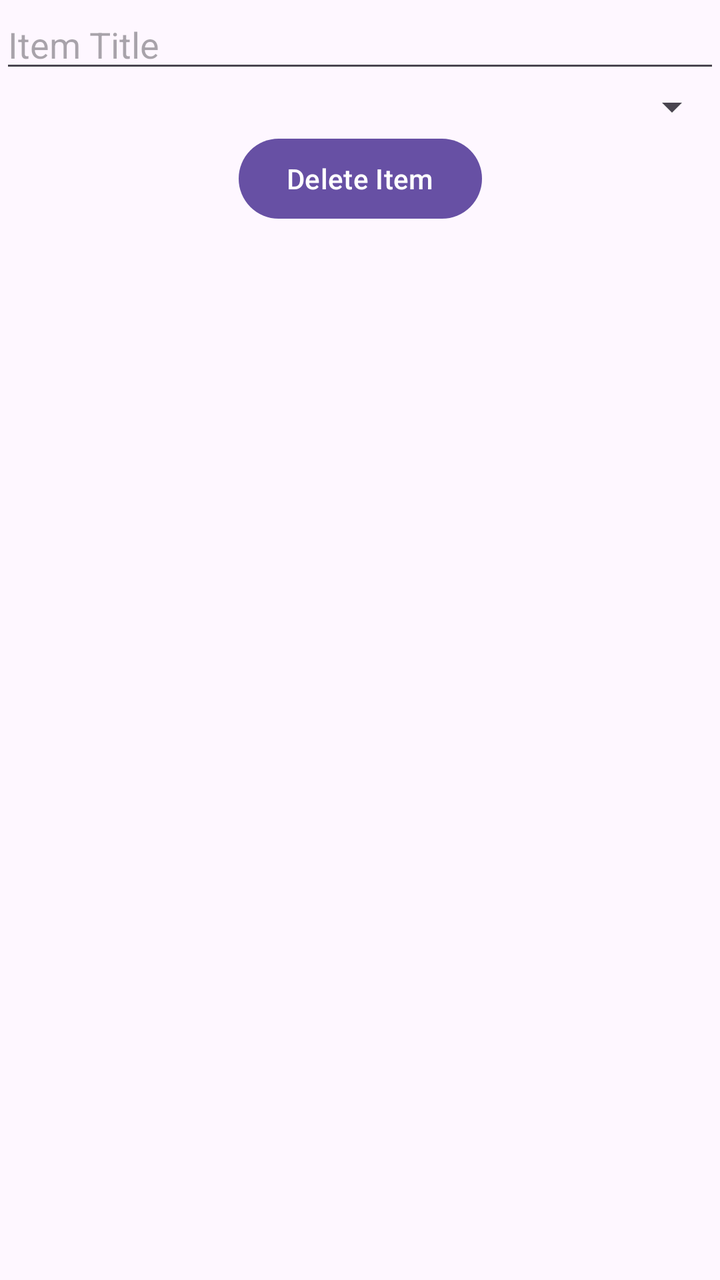
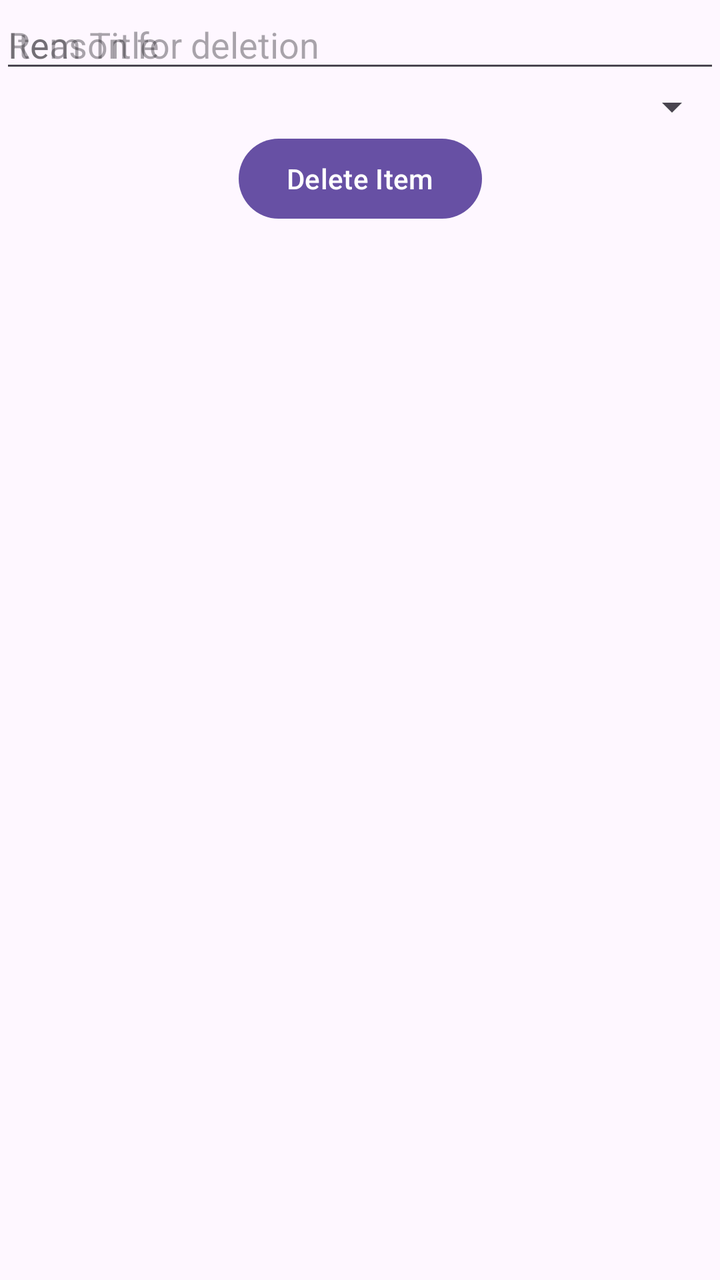

An Android layout rendered at two revisions. The XML below is the earlier revision; the diff shows what the commit changed to produce the second picture.
<!-- AndroidManifest.xml: application theme Theme.B07DemoSummer2024 -->
<!-- res/layout/fragment_delete_item.xml -->
<?xml version="1.0" encoding="utf-8"?>
<androidx.constraintlayout.widget.ConstraintLayout xmlns:android="http://schemas.android.com/apk/res/android"
    xmlns:app="http://schemas.android.com/apk/res-auto"
    xmlns:tools="http://schemas.android.com/tools"
    android:layout_width="match_parent"
    android:layout_height="match_parent"
    tools:context=".DeleteItemFragment">

    <EditText
        android:id="@+id/editTextTitle"
        android:layout_width="0dp"
        android:layout_height="wrap_content"
        android:hint="Item Title"
        app:layout_constraintTop_toTopOf="parent"
        app:layout_constraintStart_toStartOf="parent"
        app:layout_constraintEnd_toEndOf="parent"/>

    <Spinner
        android:id="@+id/spinnerCategory"
        android:layout_width="0dp"
        android:layout_height="wrap_content"
        app:layout_constraintTop_toBottomOf="@+id/editTextTitle"
        app:layout_constraintStart_toStartOf="parent"
        app:layout_constraintEnd_toEndOf="parent"/>

    <Button
        android:id="@+id/buttonDelete"
        android:layout_width="wrap_content"
        android:layout_height="wrap_content"
        android:text="Delete Item"
        app:layout_constraintTop_toBottomOf="@+id/spinnerCategory"
        app:layout_constraintStart_toStartOf="parent"
        app:layout_constraintEnd_toEndOf="parent"/>
</androidx.constraintlayout.widget.ConstraintLayout>
<!-- resources referenced by this layout -->
<resources>
  <style name="Theme.B07DemoSummer2024" parent="Base.Theme.B07DemoSummer2024" />
  <style name="Base.Theme.B07DemoSummer2024" parent="Theme.Material3.DayNight.NoActionBar">
          
          
      </style>
</resources>

<!-- the commit's change to res/layout/fragment_delete_item.xml (unified diff, before → after) -->
@@ -14,12 +14,19 @@
         app:layout_constraintTop_toTopOf="parent"
         app:layout_constraintStart_toStartOf="parent"
         app:layout_constraintEnd_toEndOf="parent"/>
-
+    <EditText
+        android:id="@+id/editTextReason"
+        android:layout_width="0dp"
+        android:layout_height="wrap_content"
+        android:hint="Reason for deletion"
+        app:layout_constraintTop_toTopOf="@+id/editTextReason"
+        app:layout_constraintStart_toStartOf="parent"
+        app:layout_constraintEnd_toEndOf="parent"/>
     <Spinner
         android:id="@+id/spinnerCategory"
         android:layout_width="0dp"
         android:layout_height="wrap_content"
-        app:layout_constraintTop_toBottomOf="@+id/editTextTitle"
+        app:layout_constraintTop_toBottomOf="@+id/editTextReason"
         app:layout_constraintStart_toStartOf="parent"
         app:layout_constraintEnd_toEndOf="parent"/>
 
